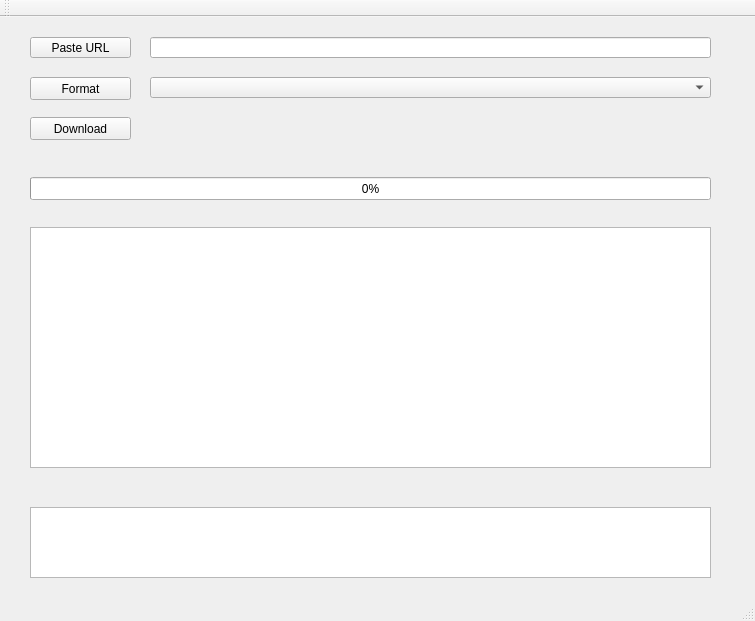
19joho66/YoutubeDlGui, file Downloader/Downloader.ui: the form before one commit.
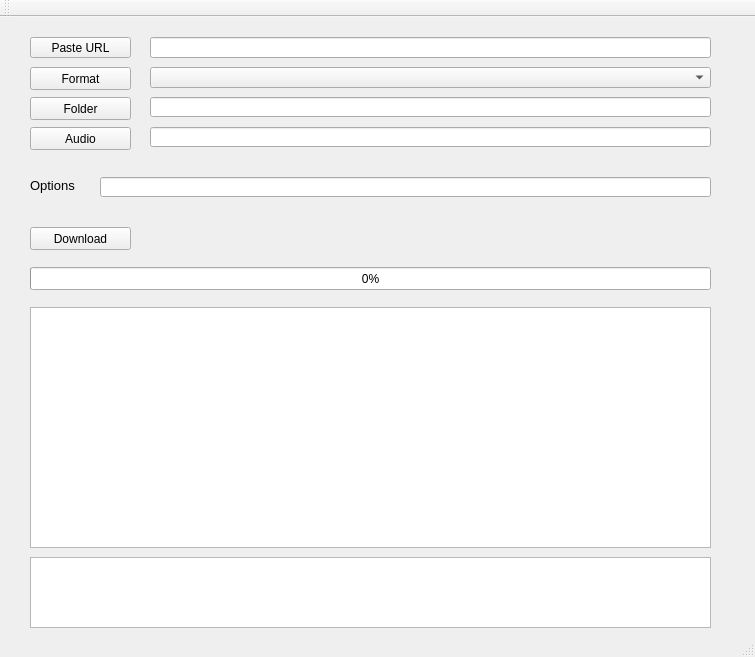
The form after the commit.

Commit message: added download option for audio only

```diff
--- a/Downloader/Downloader.ui
+++ b/Downloader/Downloader.ui
@@ -7,7 +7,7 @@
     <x>0</x>
     <y>0</y>
     <width>755</width>
-    <height>621</height>
+    <height>657</height>
    </rect>
   </property>
   <property name="windowTitle">
@@ -41,7 +41,7 @@
     <property name="geometry">
      <rect>
       <x>30</x>
-      <y>60</y>
+      <y>50</y>
       <width>101</width>
       <height>23</height>
      </rect>
@@ -54,7 +54,7 @@
     <property name="geometry">
      <rect>
       <x>150</x>
-      <y>60</y>
+      <y>50</y>
       <width>561</width>
       <height>21</height>
      </rect>
@@ -64,7 +64,7 @@
     <property name="geometry">
      <rect>
       <x>30</x>
-      <y>100</y>
+      <y>210</y>
       <width>101</width>
       <height>23</height>
      </rect>
@@ -77,7 +77,7 @@
     <property name="geometry">
      <rect>
       <x>30</x>
-      <y>210</y>
+      <y>290</y>
       <width>681</width>
       <height>241</height>
      </rect>
@@ -87,7 +87,7 @@
     <property name="geometry">
      <rect>
       <x>30</x>
-      <y>160</y>
+      <y>250</y>
       <width>681</width>
       <height>23</height>
      </rect>
@@ -100,12 +100,89 @@
     <property name="geometry">
      <rect>
       <x>30</x>
-      <y>490</y>
+      <y>540</y>
       <width>681</width>
       <height>71</height>
      </rect>
     </property>
    </widget>
+   <widget class="QPushButton" name="btnFolder">
+    <property name="geometry">
+     <rect>
+      <x>30</x>
+      <y>80</y>
+      <width>101</width>
+      <height>23</height>
+     </rect>
+    </property>
+    <property name="text">
+     <string>Folder</string>
+    </property>
+   </widget>
+   <widget class="QLineEdit" name="edtFolder">
+    <property name="geometry">
+     <rect>
+      <x>150</x>
+      <y>80</y>
+      <width>561</width>
+      <height>20</height>
+     </rect>
+    </property>
+   </widget>
+   <widget class="QLineEdit" name="edtOptions">
+    <property name="geometry">
+     <rect>
+      <x>100</x>
+      <y>160</y>
+      <width>611</width>
+      <height>20</height>
+     </rect>
+    </property>
+   </widget>
+   <widget class="QLabel" name="label">
+    <property name="geometry">
+     <rect>
+      <x>30</x>
+      <y>160</y>
+      <width>51</width>
+      <height>16</height>
+     </rect>
+    </property>
+    <property name="font">
+     <font>
+      <pointsize>10</pointsize>
+     </font>
+    </property>
+    <property name="text">
+     <string>Options</string>
+    </property>
+   </widget>
+   <widget class="QPushButton" name="btnAudio">
+    <property name="geometry">
+     <rect>
+      <x>30</x>
+      <y>110</y>
+      <width>101</width>
+      <height>23</height>
+     </rect>
+    </property>
+    <property name="text">
+     <string>Audio</string>
+    </property>
+   </widget>
+   <widget class="QLineEdit" name="edtAudioSettings">
+    <property name="geometry">
+     <rect>
+      <x>150</x>
+      <y>110</y>
+      <width>561</width>
+      <height>20</height>
+     </rect>
+    </property>
+    <property name="readOnly">
+     <bool>true</bool>
+    </property>
+   </widget>
   </widget>
   <widget class="QMenuBar" name="menuBar">
    <property name="geometry">
```
Left out of the diff: 2 changed lines with no effect on the pictures. The commit also changes 10 other files.
